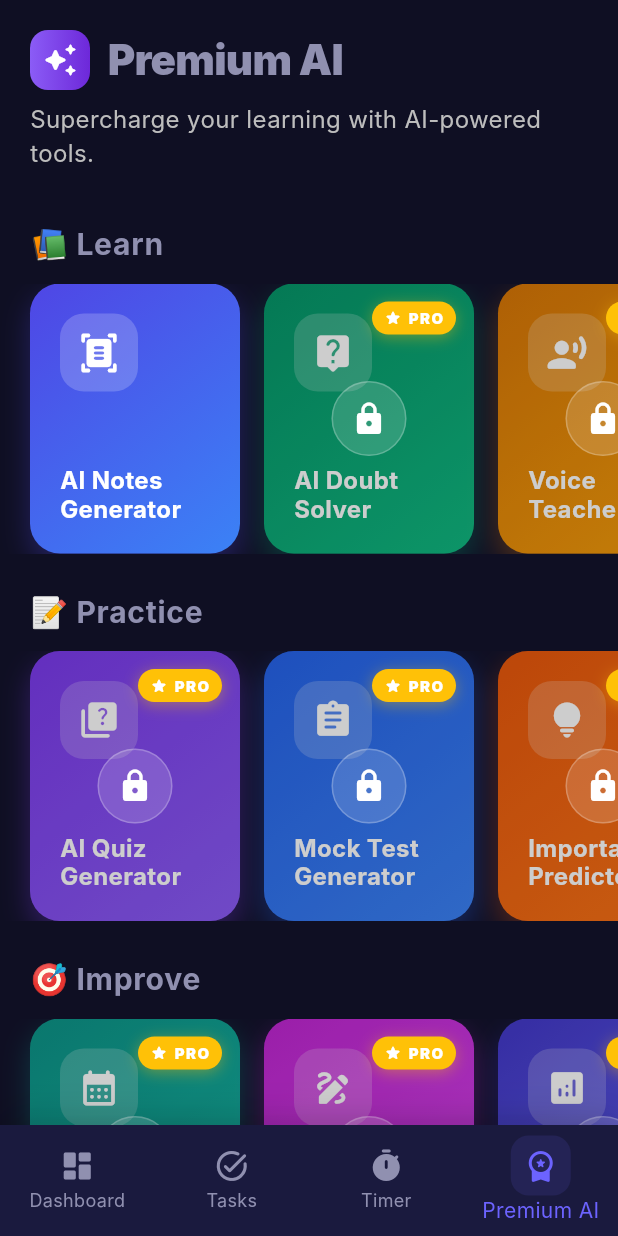
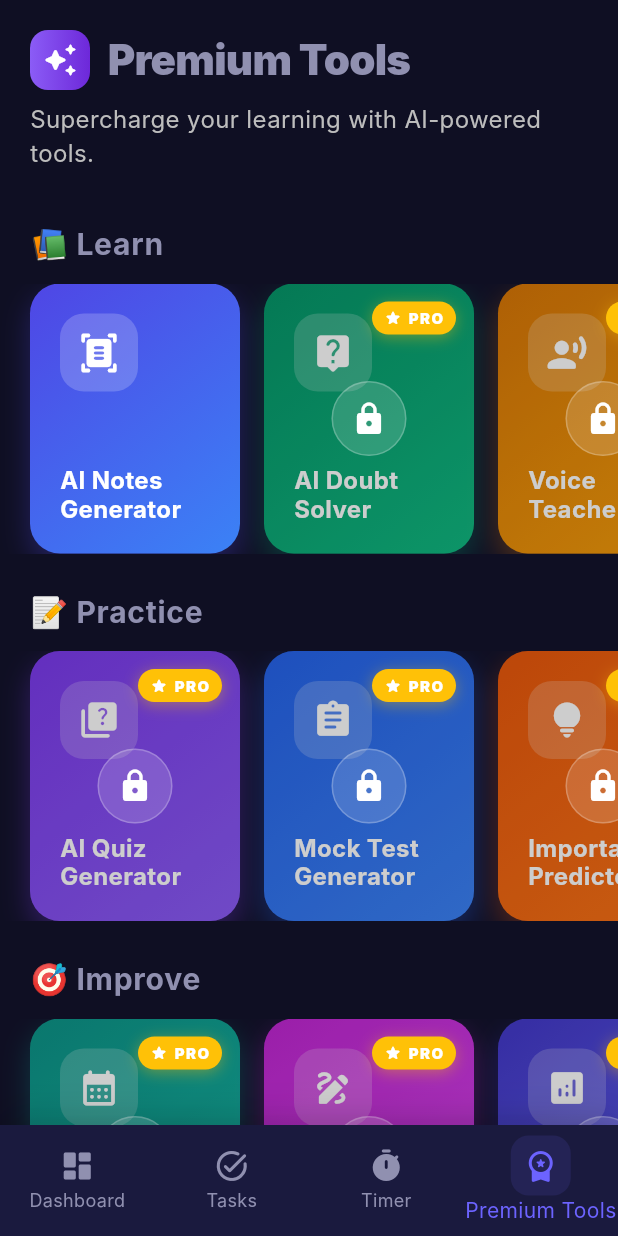
Before and after one commit to ragiib/study_worrior, a Flutter app: the screen it shows after launch, item 4 of the bottom bar chosen, on a phone screen of 412 x 824 dp. Run offline on Flutter 3.47's test engine with Material 3 defaults, Android fonts, the phone set to English and light mode, and no system bars; our stand-ins replace fl_chart, flutter_local_notifications, flutter_markdown, hive_flutter, image_picker, pdf and 4 more; missing offline and left inert: google_mlkit_text_recognition; accounts and stored records are empty; Roboto replaces fonts that are missing (Inter).

Commit message:
premium AI name changed

```diff
--- a/study_warrior/lib/app/screens/dashboard_screen.dart
+++ b/study_warrior/lib/app/screens/dashboard_screen.dart
@@ -475,7 +475,7 @@ class DashboardScreen extends StatelessWidget {
           children: [
             _QuickActionButton(
               icon: Icons.workspace_premium_rounded,
-              label: 'Premium AI',
+              label: 'Premium Tools',
               color: Colors.purpleAccent,
               onTap: () {
                 if (onNavigate != null) onNavigate!(4);
--- a/study_warrior/lib/app/screens/main_shell.dart
+++ b/study_warrior/lib/app/screens/main_shell.dart
@@ -72,7 +72,7 @@ class _MainShellState extends State<MainShell> {
             _buildNavItem(Icons.dashboard_rounded, 'Dashboard'),
             _buildNavItem(Icons.task_alt_rounded, 'Tasks'),
             _buildNavItem(Icons.timer_rounded, 'Timer'),
-            _buildNavItem(Icons.workspace_premium_rounded, 'Premium AI'),
+            _buildNavItem(Icons.workspace_premium_rounded, 'Premium Tools'),
           ],
         ),
       ),
--- a/study_warrior/lib/app/screens/premium_ai_screen.dart
+++ b/study_warrior/lib/app/screens/premium_ai_screen.dart
@@ -50,7 +50,7 @@ class PremiumAiScreen extends StatelessWidget {
                       ),
                       const SizedBox(width: 12),
                       const Text(
-                        'Premium AI',
+                        'Premium Tools',
                         style: TextStyle(
                           fontSize: 28,
                           fontWeight: FontWeight.w900,
```
